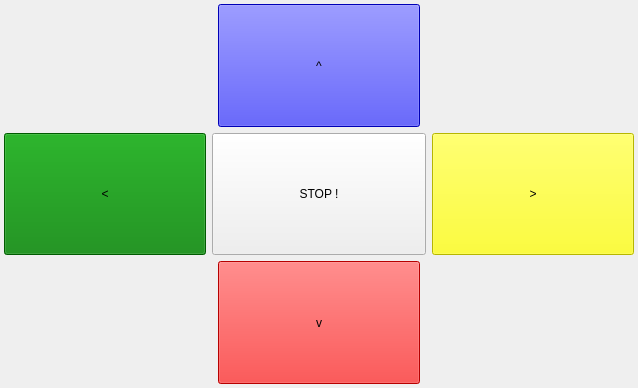
The window that host/simon_gui/gamepad.ui (Rajesh-Sec-Project/simon) describes before a commit, drawn with Qt 5.
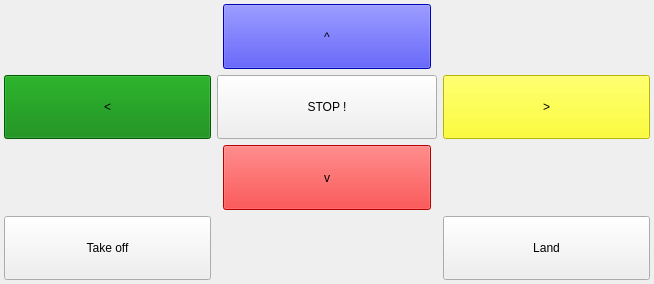
The same window after the commit.

Commit message: Added new enums to GamepadPacket (land and take off)

```diff
--- a/host/simon_gui/gamepad.ui
+++ b/host/simon_gui/gamepad.ui
@@ -6,8 +6,8 @@
    <rect>
     <x>0</x>
     <y>0</y>
-    <width>638</width>
-    <height>388</height>
+    <width>654</width>
+    <height>284</height>
    </rect>
   </property>
   <property name="windowTitle">
@@ -170,6 +170,32 @@
        </property>
       </widget>
      </item>
+     <item row="3" column="0">
+      <widget class="QToolButton" name="button_takeOff">
+       <property name="sizePolicy">
+        <sizepolicy hsizetype="Expanding" vsizetype="Expanding">
+         <horstretch>0</horstretch>
+         <verstretch>0</verstretch>
+        </sizepolicy>
+       </property>
+       <property name="text">
+        <string>Take off</string>
+       </property>
+      </widget>
+     </item>
+     <item row="3" column="4">
+      <widget class="QToolButton" name="button_land">
+       <property name="sizePolicy">
+        <sizepolicy hsizetype="Expanding" vsizetype="Expanding">
+         <horstretch>0</horstretch>
+         <verstretch>0</verstretch>
+        </sizepolicy>
+       </property>
+       <property name="text">
+        <string>Land</string>
+       </property>
+      </widget>
+     </item>
     </layout>
    </item>
   </layout>
```
Left out of the diff: 123 changed lines with no effect on the pictures. The commit also changes 6 other files.
